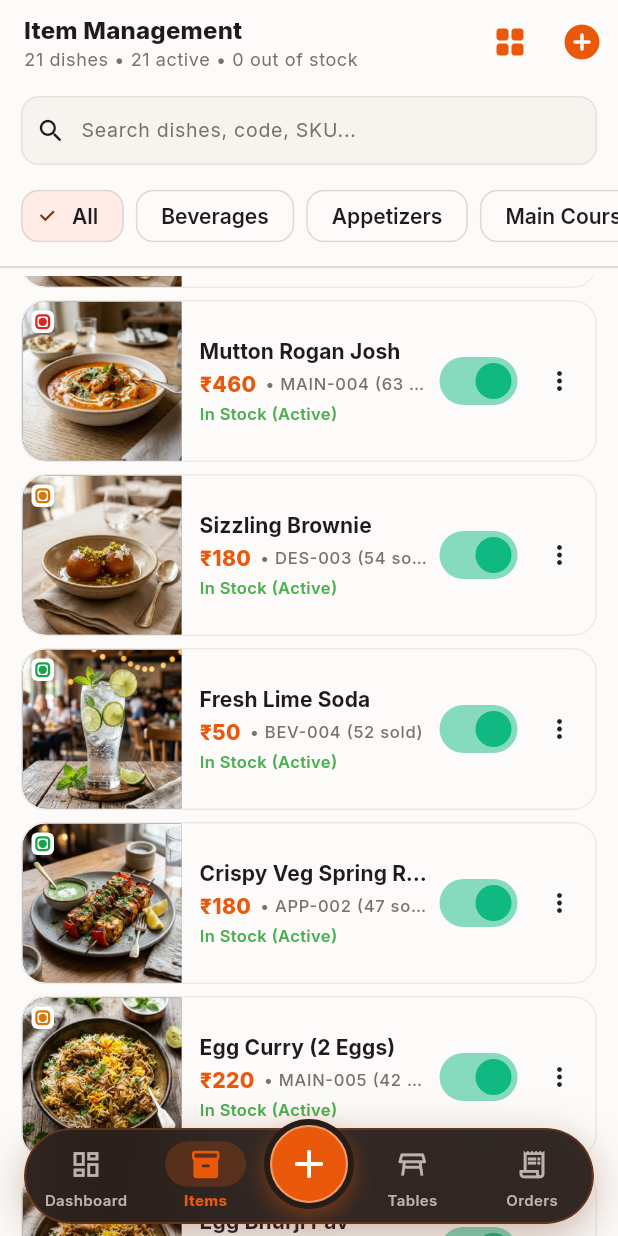
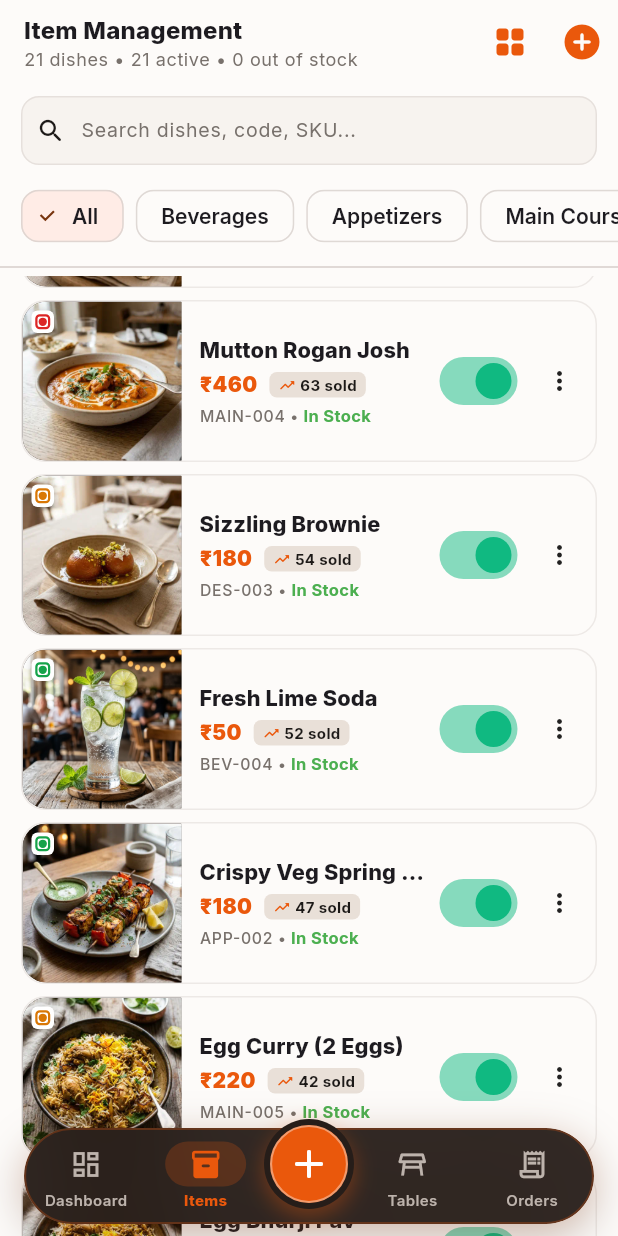
Before and after one commit to iamrony27/Restpos, a Flutter app: the screen it shows after launch, item 2 of the bottom bar chosen, scrolled down 1728 dp, on a phone screen of 412 x 824 dp. Run offline on Flutter 3.47's test engine with Material 3 defaults, Android fonts, the phone set to English and light mode, and no system bars; our stand-ins replace fl_chart, google_fonts, pdf, printing, qr_flutter.

Commit message:
feat(ui): reposition bestseller badge to thumbnail and expand dish name and sold count in item cards

```diff
--- a/lib/screens/items/items_screen.dart
+++ b/lib/screens/items/items_screen.dart
@@ -889,6 +889,39 @@ class _ItemsScreenState extends State<ItemsScreen> {
                                                 child: DietaryBadge(type: item.dietaryType, size: 10),
                                               ),
                                             ),
+                                            if (item.isTopSelling)
+                                              Positioned(
+                                                bottom: 6,
+                                                left: 6,
+                                                child: Container(
+                                                  padding: const EdgeInsets.symmetric(horizontal: 5, vertical: 2),
+                                                  decoration: BoxDecoration(
+                                                    color: const Color(0xFFF59E0B),
+                                                    borderRadius: BorderRadius.circular(5),
+                                                    boxShadow: [
+                                                      BoxShadow(
+                                                        color: Colors.black.withOpacity(0.35),
+                                                        blurRadius: 4,
+                                                      ),
+                                                    ],
+                                                  ),
+                                                  child: const Row(
+                                                    mainAxisSize: MainAxisSize.min,
+                                                    children: [
+                                                      Icon(Icons.star_rounded, color: Colors.white, size: 10),
+                                                      SizedBox(width: 2),
+                                                      Text(
+                                                        'Bestseller',
+                                                        style: TextStyle(
+                                                          color: Colors.white,
+                                                          fontSize: 9,
+                                                          fontWeight: FontWeight.w800,
+                                                        ),
+                                                      ),
+                                                    ],
+                                                  ),
+                                                ),
+                                              ),
                                             if (!item.isAvailable)
                                               Positioned.fill(
                                                 child: Container(
@@ -910,81 +943,89 @@ class _ItemsScreenState extends State<ItemsScreen> {
                                             crossAxisAlignment: CrossAxisAlignment.start,
                                             mainAxisAlignment: MainAxisAlignment.center,
                                             children: [
-                                              Row(
-                                                children: [
-                                                  Expanded(
-                                                    child: Text(
+                                              // Full width prominent Dish Name
+                                              Text(
                                                 item.name,
                                                 maxLines: 1,
                                                 overflow: TextOverflow.ellipsis,
                                                 style: theme.textTheme.titleSmall?.copyWith(
-                                                        fontWeight: FontWeight.w700,
+                                                  fontWeight: FontWeight.w800,
+                                                  fontSize: 14.5,
                                                   decoration: item.isAvailable ? null : TextDecoration.lineThrough,
                                                 ),
                                               ),
+                                              const SizedBox(height: 3),
+
+                                              // Price & Sold item quantity badge
+                                              Row(
+                                                children: [
+                                                  Text(
+                                                    item.formattedPrice,
+                                                    style: theme.textTheme.bodyMedium?.copyWith(
+                                                      fontWeight: FontWeight.w900,
+                                                      fontSize: 14,
+                                                      color: item.isAvailable ? CulinaryColors.flameOrange : Colors.grey,
                                                     ),
-                                                  if (item.isTopSelling) ...[
-                                                    const SizedBox(width: 4),
+                                                  ),
+                                                  const SizedBox(width: 8),
                                                   Container(
-                                                      padding: const EdgeInsets.symmetric(horizontal: 5, vertical: 2),
+                                                    padding: const EdgeInsets.symmetric(horizontal: 6, vertical: 1.5),
                                                     decoration: BoxDecoration(
-                                                        color: const Color(0xFFF59E0B),
-                                                        borderRadius: BorderRadius.circular(6),
+                                                      color: theme.colorScheme.surfaceContainerHighest.withOpacity(0.65),
+                                                      borderRadius: BorderRadius.circular(5),
                                                     ),
-                                                      child: const Row(
+                                                    child: Row(
                                                       mainAxisSize: MainAxisSize.min,
                                                       children: [
-                                                          Icon(Icons.star_rounded, color: Colors.white, size: 10),
-                                                          SizedBox(width: 2),
+                                                        const Icon(
+                                                          Icons.trending_up_rounded,
+                                                          size: 11.5,
+                                                          color: CulinaryColors.flameOrange,
+                                                        ),
+                                                        const SizedBox(width: 3),
                                                         Text(
-                                                            'Bestseller',
+                                                          '${item.salesCount} sold',
                                                           style: TextStyle(
-                                                              color: Colors.white,
-                                                              fontSize: 9,
-                                                              fontWeight: FontWeight.w800,
+                                                            fontSize: 10,
+                                                            fontWeight: FontWeight.w700,
+                                                            color: theme.colorScheme.onSurfaceVariant,
                                                           ),
                                                         ),
                                                       ],
                                                     ),
                                                   ),
                                                 ],
-                                                ],
                                               ),
-                                              const SizedBox(height: 2),
+                                              const SizedBox(height: 3),
+
+                                              // SKU & Stock Status
                                               Row(
                                                 children: [
+                                                  if (item.sku != null && item.sku!.isNotEmpty) ...[
                                                     Text(
-                                                    item.formattedPrice,
-                                                    style: theme.textTheme.bodyMedium?.copyWith(
-                                                      fontWeight: FontWeight.w800,
-                                                      color: item.isAvailable ? CulinaryColors.flameOrange : Colors.grey,
+                                                      item.sku!,
+                                                      style: theme.textTheme.labelSmall?.copyWith(
+                                                        color: theme.colorScheme.outline,
+                                                        fontSize: 10.5,
                                                       ),
                                                     ),
-                                                  const SizedBox(width: 6),
-                                                  Expanded(
-                                                    child: Text(
-                                                      item.sku != null
-                                                          ? '• ${item.sku} (${item.salesCount} sold)'
-                                                          : '• ${item.salesCount} sold',
-                                                      maxLines: 1,
-                                                      overflow: TextOverflow.ellipsis,
-                                                      style: theme.textTheme.labelSmall?.copyWith(
+                                                    Text(
+                                                      ' • ',
+                                                      style: TextStyle(
                                                         color: theme.colorScheme.outline,
-                                                      ),
+                                                        fontSize: 10,
                                                       ),
                                                     ),
                                                   ],
-                                              ),
-                                              const SizedBox(height: 2),
                                                   Text(
-                                                item.isAvailable ? 'In Stock (Active)' : 'Out of Stock (Deactivated)',
-                                                maxLines: 1,
-                                                overflow: TextOverflow.ellipsis,
+                                                    item.isAvailable ? 'In Stock' : 'Out of Stock',
                                                     style: TextStyle(
                                                       fontSize: 11,
-                                                  fontWeight: FontWeight.w600,
+                                                      fontWeight: FontWeight.w700,
                                                       color: item.isAvailable ? Colors.green : Colors.red,
                                                     ),
+                                                  ),
+                                                ],
                                               ),
                                             ],
                                           ),
--- a/lib/screens/pos/pos_screen.dart
+++ b/lib/screens/pos/pos_screen.dart
@@ -1409,6 +1409,39 @@ class _PosScreenState extends State<PosScreen> {
                                                 child: DietaryBadge(type: item.dietaryType, size: 10),
                                               ),
                                             ),
+                                            if (item.isTopSelling)
+                                              Positioned(
+                                                bottom: 6,
+                                                left: 6,
+                                                child: Container(
+                                                  padding: const EdgeInsets.symmetric(horizontal: 5, vertical: 2),
+                                                  decoration: BoxDecoration(
+                                                    color: const Color(0xFFF59E0B),
+                                                    borderRadius: BorderRadius.circular(5),
+                                                    boxShadow: [
+                                                      BoxShadow(
+                                                        color: Colors.black.withOpacity(0.35),
+                                                        blurRadius: 4,
+                                                      ),
+                                                    ],
+                                                  ),
+                                                  child: const Row(
+                                                    mainAxisSize: MainAxisSize.min,
+                                                    children: [
+                                                      Icon(Icons.star_rounded, color: Colors.white, size: 10),
+                                                      SizedBox(width: 2),
+                                                      Text(
+                                                        'Best',
+                                                        style: TextStyle(
+                                                          color: Colors.white,
+                                                          fontSize: 9,
+                                                          fontWeight: FontWeight.w800,
+                                                        ),
+                                                      ),
+                                                    ],
+                                                  ),
+                                                ),
+                                              ),
                                             if (!item.isAvailable)
                                               Positioned.fill(
                                                 child: Container(
@@ -1430,10 +1463,7 @@ class _PosScreenState extends State<PosScreen> {
                                             crossAxisAlignment: CrossAxisAlignment.start,
                                             mainAxisAlignment: MainAxisAlignment.center,
                                             children: [
-                                              Row(
-                                                children: [
-                                                  Expanded(
-                                                    child: Text(
+                                              Text(
                                                 item.name,
                                                 maxLines: 1,
                                                 overflow: TextOverflow.ellipsis,
@@ -1441,34 +1471,6 @@ class _PosScreenState extends State<PosScreen> {
                                                   fontWeight: FontWeight.w700,
                                                   decoration: item.isAvailable ? null : TextDecoration.lineThrough,
                                                 ),
-                                                    ),
-                                                  ),
-                                                  if (item.isTopSelling) ...[
-                                                    const SizedBox(width: 4),
-                                                    Container(
-                                                      padding: const EdgeInsets.symmetric(horizontal: 5, vertical: 2),
-                                                      decoration: BoxDecoration(
-                                                        color: const Color(0xFFF59E0B),
-                                                        borderRadius: BorderRadius.circular(6),
-                                                      ),
-                                                      child: const Row(
-                                                        mainAxisSize: MainAxisSize.min,
-                                                        children: [
-                                                          Icon(Icons.star_rounded, color: Colors.white, size: 10),
-                                                          SizedBox(width: 2),
-                                                          Text(
-                                                            'Best',
-                                                            style: TextStyle(
-                                                              color: Colors.white,
-                                                              fontSize: 9,
-                                                              fontWeight: FontWeight.w800,
-                                                            ),
-                                                          ),
-                                                        ],
-                                                      ),
-                                                    ),
-                                                  ],
-                                                ],
                                               ),
 
                                             const SizedBox(height: 3),
```
Lines whose indentation alone changed are shown as unchanged.
